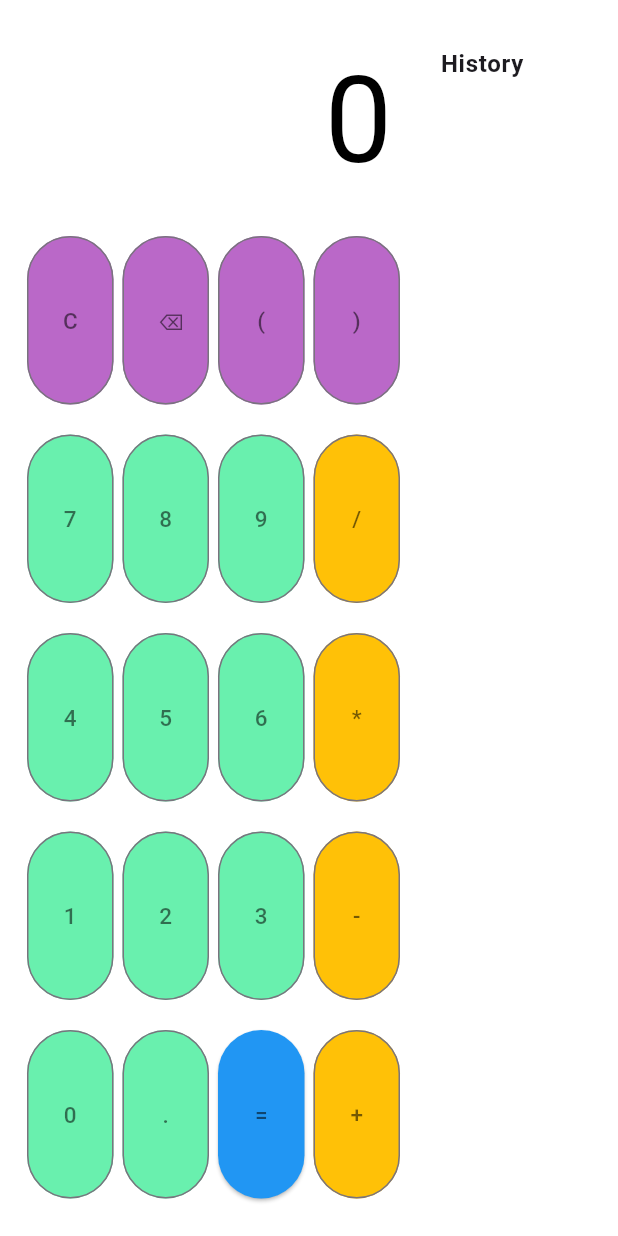
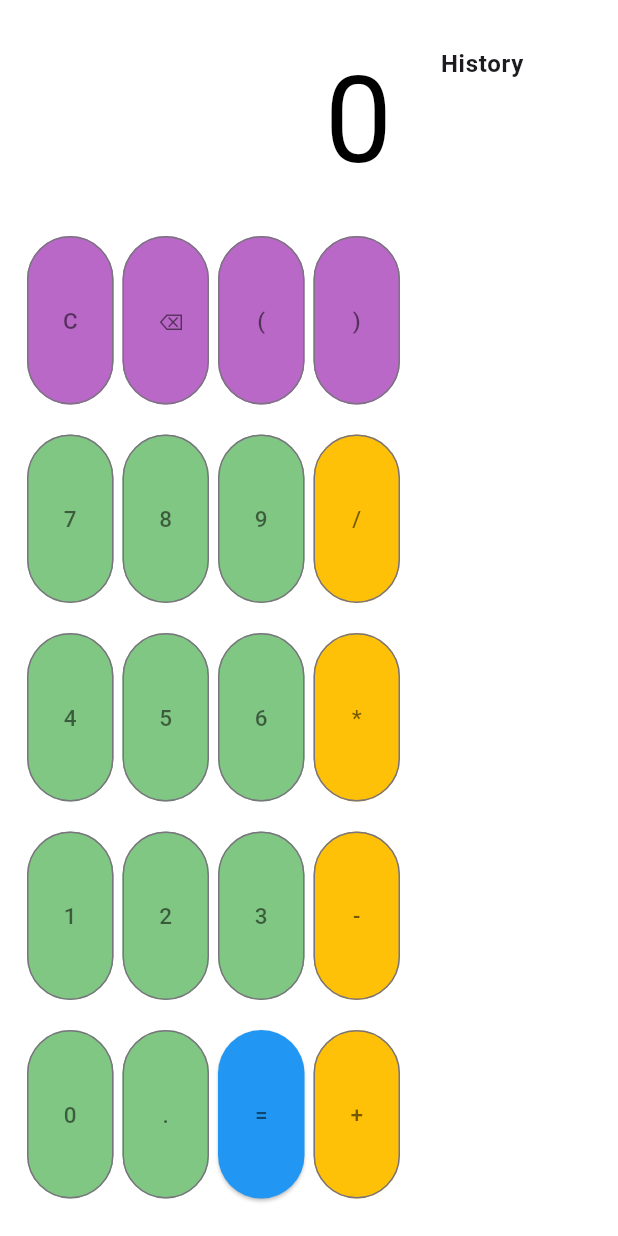
Before and after one commit to wcyn/flutter-calculator, a Flutter app: the screen it shows after launch, on a phone screen of 412 x 824 dp. Run offline on Flutter 3.47's test engine with Material 3 defaults, Android fonts, the phone set to English and light mode, and no system bars; drawn by our look-alikes of auto_size_text, flutter_layout_grid; our stand-ins replace flutter_riverpod, math_expressions; missing offline and left inert: window_size.

Commit message:
Change digit colors

```diff
--- a/lib/main.dart
+++ b/lib/main.dart
@@ -181,57 +181,57 @@ final buttonDefinitions = <ButtonDefinition>[
       areaName: 'seven',
       op: (engine) => engine.addToBuffer('7'),
       label: '7',
-      color: Colors.greenAccent),
+      color: (Colors.green[300]!)),
   ButtonDefinition(
       areaName: 'eight',
       op: (engine) => engine.addToBuffer('8'),
       label: '8',
-      color: Colors.greenAccent),
+      color: (Colors.green[300]!)),
   ButtonDefinition(
       areaName: 'nine',
       op: (engine) => engine.addToBuffer('9'),
       label: '9',
-      color: Colors.greenAccent),
+      color: (Colors.green[300]!)),
   ButtonDefinition(
       areaName: 'four',
       op: (engine) => engine.addToBuffer('4'),
       label: '4',
-      color: Colors.greenAccent),
+      color: (Colors.green[300]!)),
   ButtonDefinition(
       areaName: 'five',
       op: (engine) => engine.addToBuffer('5'),
       label: '5',
-      color: Colors.greenAccent),
+      color: (Colors.green[300]!)),
   ButtonDefinition(
       areaName: 'six',
       op: (engine) => engine.addToBuffer('6'),
       label: '6',
-      color: Colors.greenAccent),
+      color: (Colors.green[300]!)),
   ButtonDefinition(
       areaName: 'one',
       op: (engine) => engine.addToBuffer('1'),
       label: '1',
-      color: Colors.greenAccent),
+      color: (Colors.green[300]!)),
   ButtonDefinition(
       areaName: 'two',
       op: (engine) => engine.addToBuffer('2'),
       label: '2',
-      color: Colors.greenAccent),
+      color: (Colors.green[300]!)),
   ButtonDefinition(
       areaName: 'three',
       op: (engine) => engine.addToBuffer('3'),
       label: '3',
-      color: Colors.greenAccent),
+      color: (Colors.green[300]!)),
   ButtonDefinition(
       areaName: 'zero',
       op: (engine) => engine.addToBuffer('0'),
       label: '0',
-      color: Colors.greenAccent),
+      color: (Colors.green[300]!)),
   ButtonDefinition(
     areaName: 'point',
     op: (engine) => engine.addToBuffer('.'),
     label: '.',
-    color: Colors.greenAccent,
+    color: (Colors.green[300]!),
   ),
   ButtonDefinition(
     areaName: 'equals',
```
Also changed, not shown: .github/workflows/build.yaml.
